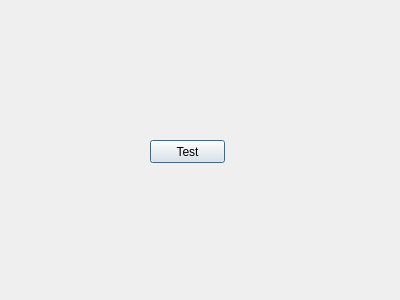
This is src/archiver.ui in tylermchenry/email_archiver as Qt 5 draws it before an edit. The edited form follows.
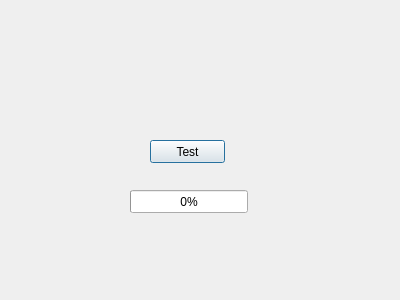
This is the edited form.

Commit message: Add progress bar for test feedback

Patch:
```diff
--- a/src/archiver.ui
+++ b/src/archiver.ui
@@ -26,6 +26,19 @@
     <string>Test</string>
    </property>
   </widget>
+  <widget class="QProgressBar" name="prbProcessing">
+   <property name="geometry">
+    <rect>
+     <x>130</x>
+     <y>190</y>
+     <width>118</width>
+     <height>23</height>
+    </rect>
+   </property>
+   <property name="value">
+    <number>0</number>
+   </property>
+  </widget>
  </widget>
  <layoutdefault spacing="6" margin="11"/>
  <resources/>
```
The commit also changes 7 other files.
